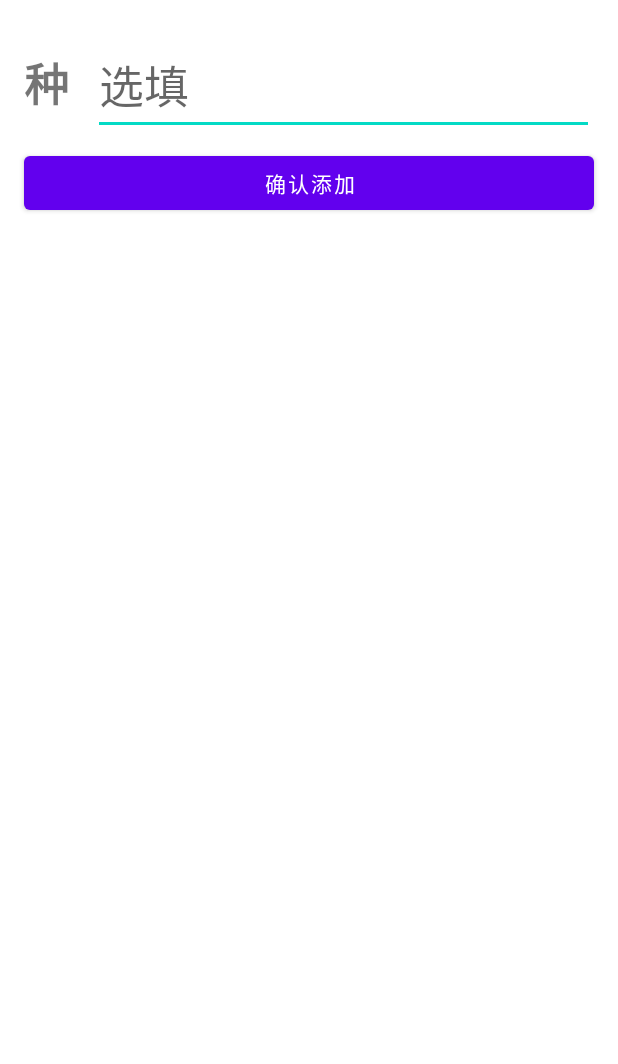
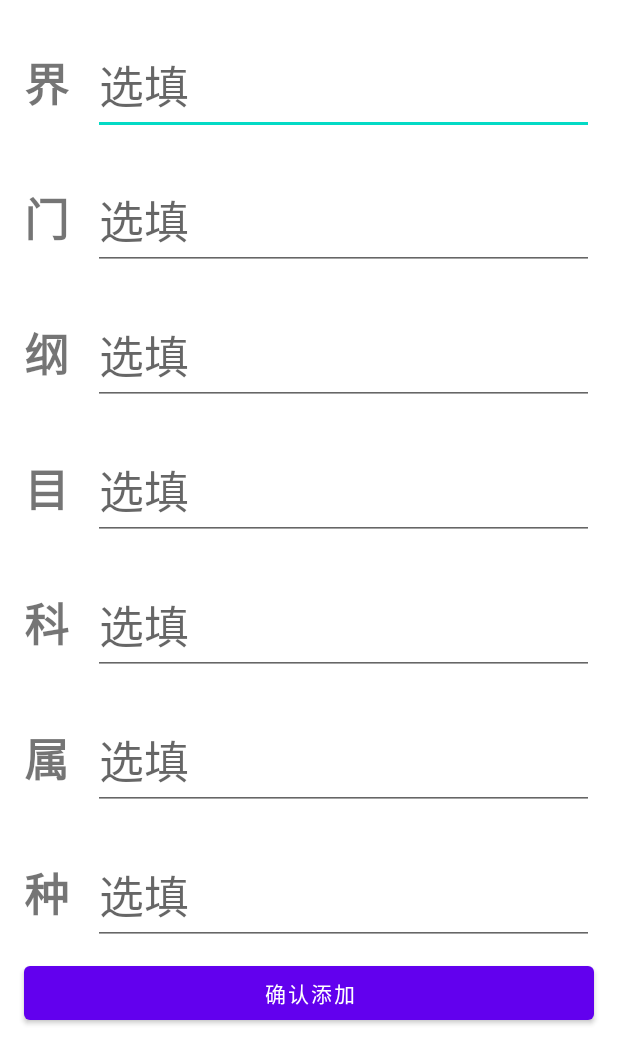
Before and after one commit to Jeffrey-Songk/IMD, an Android app: the layout activity_new_species.xml on its own in the app's theme, with its tools: preview values and no code run, on a phone screen of 412 x 824 dp. Shown: the top 1064 px of the screen. Run offline under Robolectric (Android 15) with nearby library versions, the phone set to English and light mode, and no system bars.

Commit message:
set add_new_species page again

```diff
--- a/final project/SpeciesRecord/app/src/main/res/layout/activity_new_species.xml
+++ b/final project/SpeciesRecord/app/src/main/res/layout/activity_new_species.xml
@@ -11,11 +11,137 @@
         android:layout_height="wrap_content"
         android:orientation="vertical">
 
-        <androidx.recyclerview.widget.RecyclerView
-            android:id="@+id/level_view"
-            android:layout_height="wrap_content"
-            android:layout_width="match_parent">
-        </androidx.recyclerview.widget.RecyclerView>
+        <LinearLayout
+            android:layout_width="match_parent"
+            android:layout_height="wrap_content">
+
+            <TextView
+                android:text="@string/kingdom_description"
+                android:id="@+id/kingdom_description"
+                style="@style/level_description" />
+
+            <EditText
+                android:id="@+id/kingdom_name"
+                android:hint="@string/optional"
+                style="@style/level_name" />
+        </LinearLayout>
+
+
+        <EditText
+            android:visibility="gone"
+            android:id="@+id/kingdom_note"
+            android:hint="@string/optional_note"
+            style="@style/Level_note" />
+
+        <LinearLayout
+            android:layout_width="match_parent"
+            android:layout_height="wrap_content">
+
+            <TextView
+                android:text="@string/phylum_description"
+                android:id="@+id/phylum_description"
+                style="@style/level_description" />
+
+            <EditText
+                android:id="@+id/phylum_name"
+                style="@style/level_name"
+                android:hint="@string/optional" />
+        </LinearLayout>
+
+
+        <EditText
+            android:visibility="gone"
+            android:id="@+id/phylum_note"
+            android:hint="@string/optional_note"
+            style="@style/Level_note" />
+
+        <LinearLayout
+            android:layout_width="match_parent"
+            android:layout_height="wrap_content">
+
+            <TextView
+                android:text="@string/class_description"
+                android:id="@+id/class_description"
+                style="@style/level_description" />
+
+            <EditText
+                android:id="@+id/class_name"
+                style="@style/level_name"
+                android:hint="@string/optional" />
+        </LinearLayout>
+
+
+        <EditText
+            android:visibility="gone"
+            android:id="@+id/class_note"
+            android:hint="@string/optional_note"
+            style="@style/Level_note" />
+
+        <LinearLayout
+            android:layout_width="match_parent"
+            android:layout_height="wrap_content">
+
+            <TextView
+                android:text="@string/order_description"
+                android:id="@+id/order_description"
+                style="@style/level_description" />
+
+            <EditText
+                android:id="@+id/order_name"
+                style="@style/level_name"
+                android:hint="@string/optional" />
+        </LinearLayout>
+
+
+        <EditText
+            android:visibility="gone"
+            android:id="@+id/order_note"
+            android:hint="@string/optional_note"
+            style="@style/Level_note" />
+
+        <LinearLayout
+            android:layout_width="match_parent"
+            android:layout_height="wrap_content">
+
+            <TextView
+                android:text="@string/family_description"
+                android:id="@+id/family_description"
+                style="@style/level_description" />
+
+            <EditText
+                android:id="@+id/family_name"
+                style="@style/level_name"
+                android:hint="@string/optional" />
+        </LinearLayout>
+
+
+        <EditText
+            android:visibility="gone"
+            android:id="@+id/family_note"
+            android:hint="@string/optional_note"
+            style="@style/Level_note" />
+
+        <LinearLayout
+            android:layout_width="match_parent"
+            android:layout_height="wrap_content">
+
+            <TextView
+                android:text="@string/genus_description"
+                android:id="@+id/genus_description"
+                style="@style/level_description" />
+
+            <EditText
+                android:id="@+id/genus_name"
+                style="@style/level_name"
+                android:hint="@string/optional" />
+        </LinearLayout>
+
+
+        <EditText
+            android:visibility="gone"
+            android:id="@+id/genus_note"
+            android:hint="@string/optional_note"
+            style="@style/Level_note" />
 
         <LinearLayout
             android:layout_width="match_parent"
--- a/final project/SpeciesRecord/app/src/main/res/layout/new_record_toast.xml
+++ b/final project/SpeciesRecord/app/src/main/res/layout/new_record_toast.xml
@@ -24,6 +24,6 @@
     <Button
         android:layout_width="wrap_content"
         android:layout_height="wrap_content"
-        android:text="@string/comfirm"
+        android:text="@string/confirm"
         android:id="@+id/btn_confirm_new"/>
 </LinearLayout>
--- a/final project/SpeciesRecord/app/src/main/res/menu/menu_main.xml
+++ b/final project/SpeciesRecord/app/src/main/res/menu/menu_main.xml
@@ -7,7 +7,7 @@
         android:title="@string/show_images"
         app:showAsAction="never" />
     <item android:id="@+id/other_record"
-        android:title="@string/other_record"
+        android:title="@string/all_record"
         app:showAsAction="never"/>
     <item android:id="@+id/new_record"
         android:title="@string/new_record"
--- a/final project/SpeciesRecord/app/src/main/res/values/strings.xml
+++ b/final project/SpeciesRecord/app/src/main/res/values/strings.xml
@@ -2,10 +2,10 @@
     <string name="app_name">Species Record</string>
     <string name="FAB_text">Add new</string>
     <string name="show_images">显示图片</string>
-    <string name="other_record">其他记录</string>
+    <string name="all_record">所有记录</string>
     <string name="new_record">新的记录</string>
     <string name="import_record">导入记录</string>
-    <string name="comfirm">确定</string>
+    <string name="confirm">确定</string>
     <string name="new_record_text">请输入新记录的名称</string>
     <string name="optional">选填</string>
     <string name="kingdom_description">界</string>
```
Also changed, not shown: final project/SpeciesRecord/app/src/main/java/com/example/speciesrecord/LevelDescriptionAdapter.java (deleted, +0 -72 lines), final project/SpeciesRecord/app/src/main/java/com/example/speciesrecord/MainActivity.java (+15 -12 lines), final project/SpeciesRecord/app/src/main/java/com/example/speciesrecord/NewSpecies.java (+44 -8 lines), final project/SpeciesRecord/app/src/main/res/layout/level_item.xml (deleted, +0 -28 lines).
